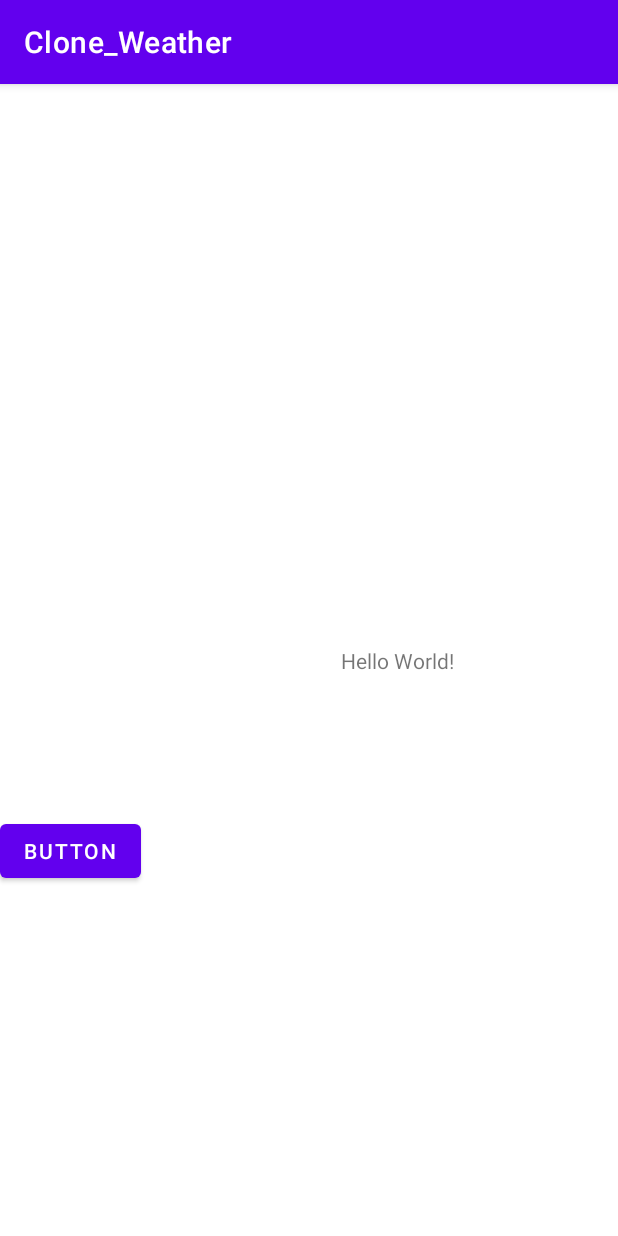
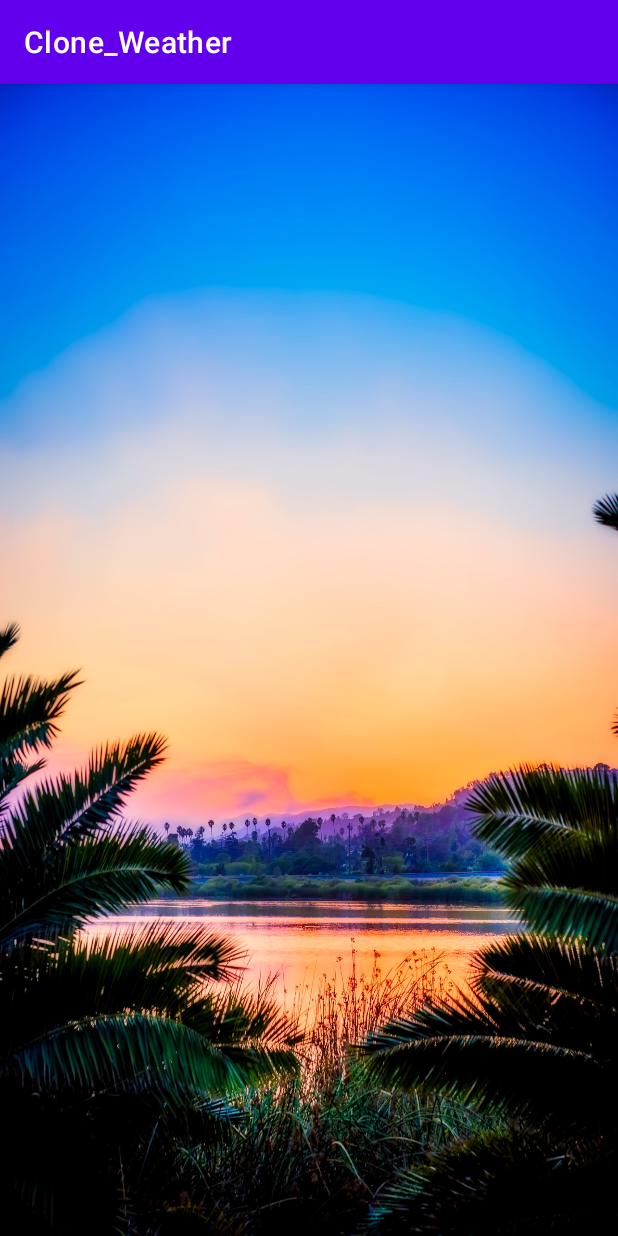
Before and after one commit to eastdh/randomPoints, an Android app: the screen it shows after launch (MainActivity), on a phone screen of 412 x 824 dp. Run offline under Robolectric (Android 15) with nearby library versions, the phone set to English and light mode, and no system bars.

Commit message:
Clone_Weather: COMPLETE UI, EDITING README.md

```diff
--- a/study_Android/Clone_Weather/app/src/main/res/layout/activity_main.xml
+++ b/study_Android/Clone_Weather/app/src/main/res/layout/activity_main.xml
@@ -6,25 +6,69 @@
     android:layout_height="match_parent"
     tools:context=".MainActivity">
 
+    <ImageButton
+        android:id="@+id/imageButton"
+        android:layout_width="match_parent"
+        android:layout_height="match_parent"
+        android:background="@drawable/background"
+        app:layout_constraintTop_toTopOf="parent"
+        app:layout_constraintBottom_toBottomOf="parent"
+        app:layout_constraintStart_toStartOf="parent"
+        app:layout_constraintTop_toBottomOf="parent"
+        />
+
     <TextView
-        android:id="@+id/textView"
+        android:id="@+id/dateView"
         android:layout_width="wrap_content"
         android:layout_height="wrap_content"
-        android:text="Hello World!"
-        app:layout_constraintBottom_toBottomOf="parent"
-        app:layout_constraintHorizontal_bias="0.676"
-        app:layout_constraintLeft_toLeftOf="parent"
-        app:layout_constraintRight_toRightOf="parent"
-        app:layout_constraintTop_toTopOf="parent" />
-
-    <Button
-        android:id="@+id/button"
+        android:textSize="24sp"
+        android:textColor="@color/white"
+        android:textStyle="bold"
+        android:gravity="center"
+        app:layout_constraintHorizontal_bias="0.498"
+        app:layout_constraintEnd_toEndOf="parent"
+        app:layout_constraintStart_toStartOf="parent"
+        app:layout_constraintTop_toTopOf="parent"/>
+    <TextView
+        android:id="@+id/cityView"
         android:layout_width="wrap_content"
         android:layout_height="wrap_content"
-        android:text="Button"
+        android:textSize="30sp"
+        android:textColor="@color/white"
+        android:textStyle="bold"
+        android:gravity="center"
+        app:layout_constraintHorizontal_bias="0.498"
+        app:layout_constraintTop_toBottomOf="@+id/dateView"
+        app:layout_constraintStart_toStartOf="parent"
+        app:layout_constraintEnd_toEndOf="parent"
+        />
+    <TextView
+        android:id="@+id/weatherView"
+        android:layout_width="wrap_content"
+        android:layout_height="wrap_content"
+        android:textSize="12sp"
+        android:textColor="@color/white"
+        android:gravity="center"
+        app:layout_constraintHorizontal_bias="0.498"
+        app:layout_constraintVertical_bias="0.638"
+        app:layout_constraintTop_toBottomOf="@+id/cityView"
+        app:layout_constraintStart_toStartOf="parent"
+        app:layout_constraintEnd_toEndOf="parent"
+        />
+    <TextView
+        android:id="@+id/tempView"
+        android:layout_width="wrap_content"
+        android:layout_height="wrap_content"
+        android:textSize="42sp"
+        android:textColor="@color/white"
+        android:textStyle="bold"
+        android:gravity="center"
+        app:layout_constraintHorizontal_bias="0.498"
+        app:layout_constraintVertical_bias="0.849"
+        app:layout_constraintTop_toBottomOf="@+id/weatherView"
         app:layout_constraintBottom_toBottomOf="parent"
-        app:layout_constraintTop_toBottomOf="@+id/textView"
-        app:layout_constraintVertical_bias="0.287"
-        tools:layout_editor_absoluteX="158dp" />
+        app:layout_constraintStart_toStartOf="parent"
+        app:layout_constraintEnd_toEndOf="parent"
+        />
 
 </androidx.constraintlayout.widget.ConstraintLayout>
```
Also changed, not shown: study_Android/Clone_Weather/app/src/main/res/drawable/background.jpg (added), 1 other file.
